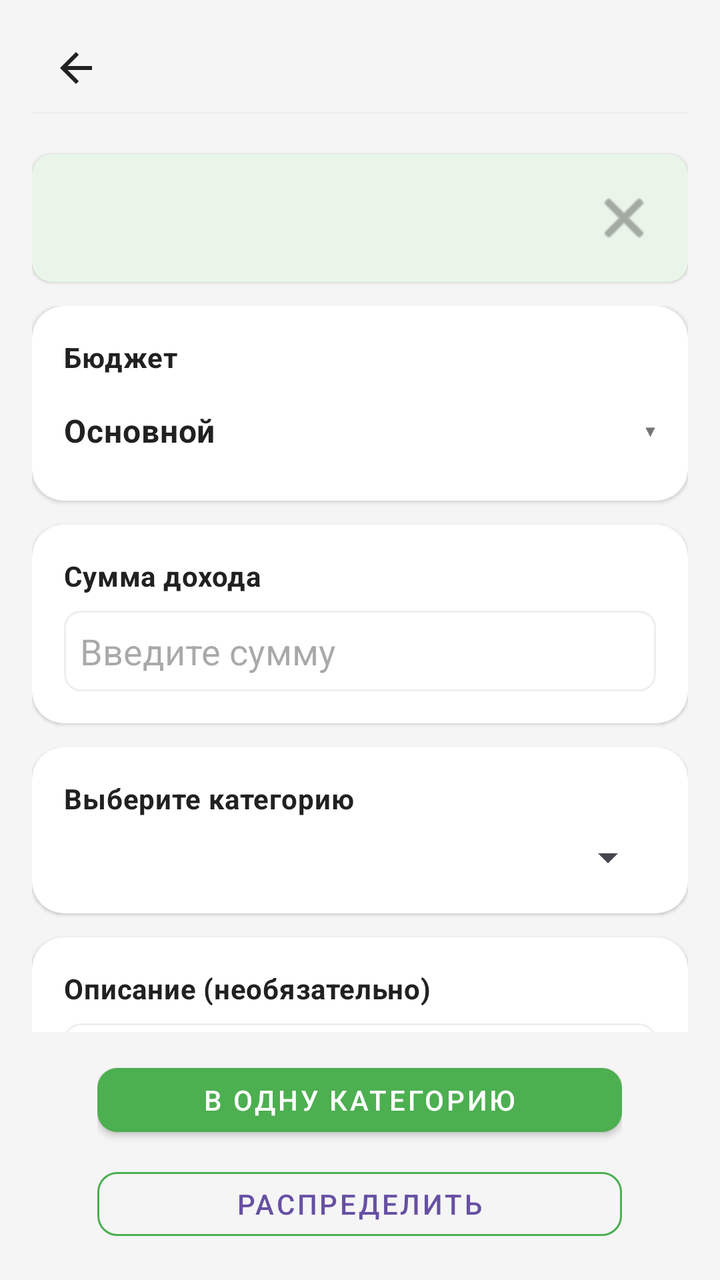
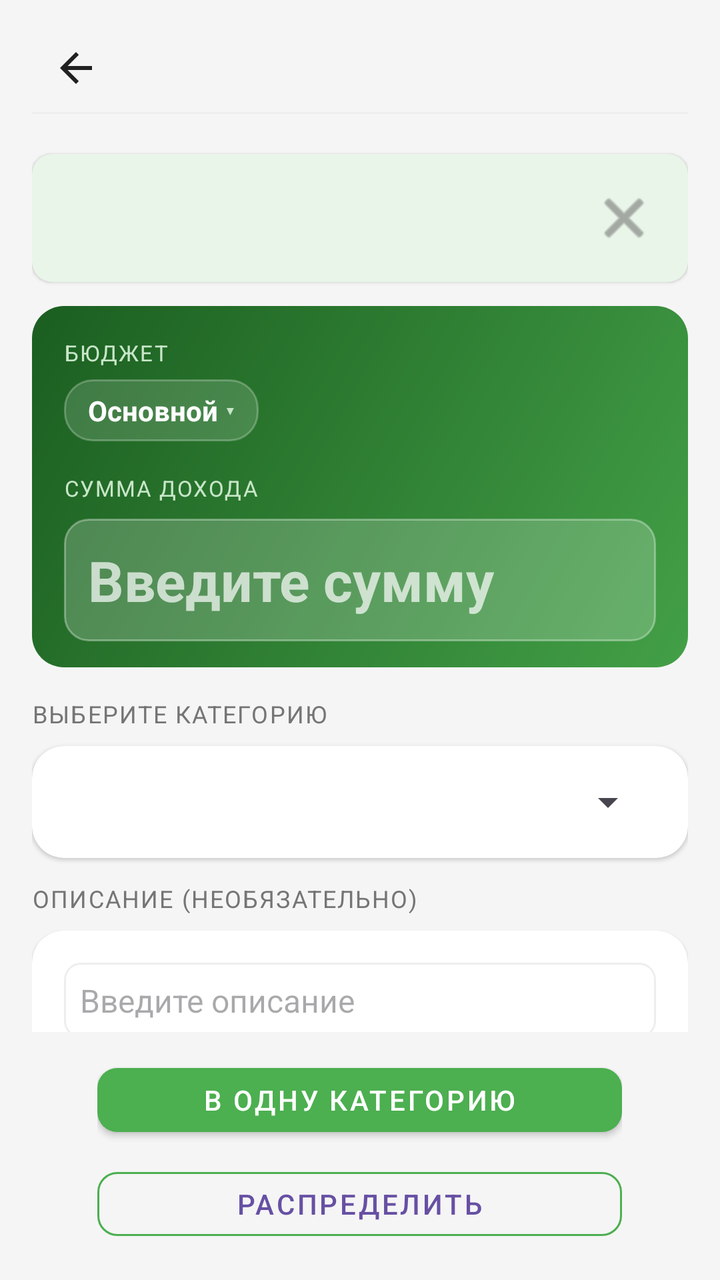

Two renders of the same Android screen: before a commit and after it. Below are the layout's source before the change and the commit's diff.
<!-- AndroidManifest.xml: application theme Theme.MyBudget -->
<!-- res/layout/activity_income.xml -->
<?xml version="1.0" encoding="utf-8"?>
<LinearLayout xmlns:android="http://schemas.android.com/apk/res/android" xmlns:app="http://schemas.android.com/apk/res-auto"
    android:orientation="vertical"
    android:id="@+id/incomeRoot"
    android:background="@color/background_light"
    android:paddingLeft="@dimen/space_16"
    android:paddingTop="@dimen/space_12"
    android:paddingRight="@dimen/space_16"
    android:paddingBottom="@dimen/space_8"
    android:layout_width="match_parent"
    android:layout_height="match_parent"
    android:paddingHorizontal="@dimen/space_16">
    <include
        android:layout_width="match_parent"
        android:layout_height="wrap_content"
        android:layout_marginBottom="@dimen/space_12"
        layout="@layout/include_screen_header"/>
    <include
        android:id="@+id/incomeHint"
        android:layout_width="match_parent"
        android:layout_height="wrap_content"
        android:layout_marginBottom="@dimen/space_12"
        layout="@layout/include_dismissible_hint"/>
    <androidx.core.widget.NestedScrollView
        android:id="@+id/incomeScroll"
        android:clipToPadding="false"
        android:layout_width="match_parent"
        android:layout_height="0dp"
        android:fillViewport="true"
        android:layout_weight="1">
        <LinearLayout
            android:orientation="vertical"
            android:paddingBottom="@dimen/space_16"
            android:layout_width="match_parent"
            android:layout_height="wrap_content">
            <include layout="@layout/include_transaction_budget_picker"/>
            <androidx.cardview.widget.CardView
                android:layout_width="match_parent"
                android:layout_height="wrap_content"
                android:layout_marginBottom="@dimen/space_12"
                style="@style/Card.MyBudget.Surface">
                <LinearLayout
                    android:orientation="vertical"
                    android:padding="@dimen/space_16"
                    android:layout_width="match_parent"
                    android:layout_height="wrap_content">
                    <TextView
                        android:textSize="14sp"
                        android:layout_width="wrap_content"
                        android:layout_height="wrap_content"
                        android:layout_marginBottom="@dimen/space_8"
                        android:text="@string/income_amount_label"
                        style="@style/Text.MyBudget.Section"/>
                    <EditText
                        android:textSize="18sp"
                        android:textColor="@color/text_primary"
                        android:id="@+id/incomeAmount"
                        android:background="@drawable/edittext_border"
                        android:padding="@dimen/space_8"
                        android:layout_width="match_parent"
                        android:layout_height="wrap_content"
                        android:hint="@string/income_amount_hint"
                        android:inputType="numberDecimal"/>
                </LinearLayout>
            </androidx.cardview.widget.CardView>
            <androidx.cardview.widget.CardView
                android:layout_width="match_parent"
                android:layout_height="wrap_content"
                android:layout_marginBottom="@dimen/space_12"
                style="@style/Card.MyBudget.Surface">
                <LinearLayout
                    android:orientation="vertical"
                    android:padding="@dimen/space_16"
                    android:layout_width="match_parent"
                    android:layout_height="wrap_content">
                    <TextView
                        android:textSize="14sp"
                        android:layout_width="wrap_content"
                        android:layout_height="wrap_content"
                        android:layout_marginBottom="@dimen/space_8"
                        android:text="@string/income_category_label"
                        style="@style/Text.MyBudget.Section"/>
                    <Spinner
                        android:id="@+id/incomeCategory"
                        android:padding="@dimen/space_8"
                        android:layout_width="match_parent"
                        android:layout_height="wrap_content"/>
                    <TextView
                        android:textSize="14sp"
                        android:id="@+id/selectedBalanceText"
                        android:visibility="gone"
                        android:layout_width="match_parent"
                        android:layout_height="wrap_content"
                        android:layout_marginTop="@dimen/space_8"
                        style="@style/Text.MyBudget.Subtitle"/>
                </LinearLayout>
            </androidx.cardview.widget.CardView>
            <androidx.cardview.widget.CardView
                android:layout_width="match_parent"
                android:layout_height="wrap_content"
                android:layout_marginBottom="@dimen/space_16"
                style="@style/Card.MyBudget.Surface">
                <LinearLayout
                    android:orientation="vertical"
                    android:padding="@dimen/space_16"
                    android:layout_width="match_parent"
                    android:layout_height="wrap_content">
                    <TextView
                        android:textSize="14sp"
                        android:layout_width="wrap_content"
                        android:layout_height="wrap_content"
                        android:layout_marginBottom="@dimen/space_8"
                        android:text="@string/income_description_label"
                        style="@style/Text.MyBudget.Section"/>
                    <EditText
                        android:textSize="16sp"
                        android:textColor="@color/text_primary"
                        android:id="@+id/incomeDescription"
                        android:background="@drawable/edittext_border"
                        android:padding="@dimen/space_8"
                        android:layout_width="match_parent"
                        android:layout_height="wrap_content"
                        android:hint="@string/income_description_hint"/>
                </LinearLayout>
            </androidx.cardview.widget.CardView>
        </LinearLayout>
    </androidx.core.widget.NestedScrollView>
    <LinearLayout
        android:orientation="horizontal"
        android:paddingTop="@dimen/space_12"
        android:paddingBottom="@dimen/space_8"
        android:layout_width="match_parent"
        android:layout_height="wrap_content">
        <Space
            android:layout_width="0dp"
            android:layout_height="1dp"
            android:layout_weight="0.1"/>
        <LinearLayout
            android:orientation="vertical"
            android:layout_width="0dp"
            android:layout_height="wrap_content"
            android:layout_weight="0.8">
            <com.google.android.material.button.MaterialButton
                android:id="@+id/saveIncomeButton"
                android:layout_width="match_parent"
                android:layout_height="wrap_content"
                android:minHeight="@dimen/touch_min_size"
                android:text="@string/income_save_single"
                app:backgroundTint="@color/income_green"
                app:cornerRadius="@dimen/radius_10"
                style="@style/Widget.MaterialComponents.Button"/>
            <com.google.android.material.button.MaterialButton
                android:id="@+id/distributeIncomeButton"
                android:layout_width="match_parent"
                android:layout_height="wrap_content"
                android:layout_marginTop="@dimen/space_8"
                android:minHeight="@dimen/touch_min_size"
                android:text="@string/income_distribute_multi"
                app:cornerRadius="@dimen/radius_10"
                app:strokeColor="@color/income_green"
                style="@style/Widget.MaterialComponents.Button.OutlinedButton"/>
        </LinearLayout>
        <Space
            android:layout_width="0dp"
            android:layout_height="1dp"
            android:layout_weight="0.1"/>
    </LinearLayout>
</LinearLayout>
<!-- res/layout/include_screen_header.xml (included above) -->
<?xml version="1.0" encoding="utf-8"?>
<LinearLayout xmlns:android="http://schemas.android.com/apk/res/android"
    android:layout_width="match_parent"
    android:layout_height="wrap_content"
    android:orientation="vertical">

    <include layout="@layout/include_compact_toolbar" />

    <View
        android:layout_width="match_parent"
        android:layout_height="1dp"
        android:layout_marginBottom="@dimen/space_8"
        android:background="@color/border_light" />
</LinearLayout>
<!-- res/layout/include_dismissible_hint.xml (included above) -->
<?xml version="1.0" encoding="utf-8"?>
<androidx.cardview.widget.CardView xmlns:android="http://schemas.android.com/apk/res/android" xmlns:app="http://schemas.android.com/apk/res-auto"
    android:id="@+id/screenHintCard"
    android:layout_width="match_parent"
    android:layout_height="wrap_content"
    android:layout_marginBottom="@dimen/space_8"
    app:cardBackgroundColor="@color/primary_green_light"
    style="@style/Card.MyBudget.Surface.Small">
    <LinearLayout
        android:orientation="vertical"
        android:padding="@dimen/space_10"
        android:layout_width="match_parent"
        android:layout_height="wrap_content">
        <LinearLayout
            android:gravity="center_vertical"
            android:orientation="horizontal"
            android:layout_width="match_parent"
            android:layout_height="wrap_content">
            <TextView
                android:textSize="13sp"
                android:textColor="@color/text_primary"
                android:id="@+id/screenHintText"
                android:layout_width="0dp"
                android:layout_height="wrap_content"
                android:layout_weight="1"
                android:lineSpacingExtra="@dimen/space_2"
                style="@style/Text.MyBudget.Subtitle"/>
            <ImageButton
                android:id="@+id/screenHintDismiss"
                android:background="?attr/selectableItemBackgroundBorderless"
                android:padding="@dimen/space_8"
                android:layout_width="@dimen/touch_min_size"
                android:layout_height="@dimen/touch_min_size"
                android:src="@android:drawable/ic_menu_close_clear_cancel"
                android:contentDescription="@string/hint_dismiss"
                app:tint="@color/text_secondary"/>
        </LinearLayout>
        <TextView
            android:textSize="12sp"
            android:textColor="@color/budget_blue"
            android:id="@+id/screenHintHelp"
            android:background="?attr/selectableItemBackground"
            android:paddingTop="@dimen/space_2"
            android:paddingBottom="@dimen/space_2"
            android:focusable="true"
            android:visibility="gone"
            android:clickable="true"
            android:layout_width="wrap_content"
            android:layout_height="wrap_content"
            android:layout_marginTop="@dimen/space_4"
            android:text="@string/hint_open_help"
            android:paddingVertical="@dimen/space_2"
            style="@style/Text.MyBudget.Subtitle"/>
    </LinearLayout>
</androidx.cardview.widget.CardView>
<!-- res/layout/include_transaction_budget_picker.xml (included above) -->
<?xml version="1.0" encoding="utf-8"?>
<androidx.cardview.widget.CardView xmlns:android="http://schemas.android.com/apk/res/android"
    android:layout_width="match_parent"
    android:layout_height="wrap_content"
    android:layout_marginBottom="@dimen/space_12"
    style="@style/Card.MyBudget.Surface">
    <LinearLayout
        android:orientation="vertical"
        android:padding="@dimen/space_16"
        android:layout_width="match_parent"
        android:layout_height="wrap_content">
        <TextView
            android:textSize="14sp"
            android:layout_width="wrap_content"
            android:layout_height="wrap_content"
            android:layout_marginBottom="@dimen/space_8"
            android:text="@string/transaction_budget_label"
            style="@style/Text.MyBudget.Section"/>
        <LinearLayout
            android:gravity="center_vertical"
            android:orientation="horizontal"
            android:id="@+id/transactionBudgetPicker"
            android:background="?android:attr/selectableItemBackground"
            android:paddingTop="@dimen/space_8"
            android:paddingBottom="@dimen/space_8"
            android:focusable="true"
            android:clickable="true"
            android:layout_width="match_parent"
            android:layout_height="wrap_content"
            android:paddingVertical="@dimen/space_8">
            <TextView
                android:textSize="16sp"
                android:id="@+id/transactionBudgetNameText"
                android:layout_width="0dp"
                android:layout_height="wrap_content"
                android:text="@string/budget_profiles_default_name"
                android:layout_weight="1"
                style="@style/Text.MyBudget.Title"/>
            <TextView
                android:textSize="16sp"
                android:textColor="@color/text_secondary"
                android:layout_width="wrap_content"
                android:layout_height="wrap_content"
                android:text="@string/ui_chevron_down"
                android:layout_marginStart="@dimen/space_8"/>
        </LinearLayout>
    </LinearLayout>
</androidx.cardview.widget.CardView>
<!-- res/layout/include_compact_toolbar.xml (included above) -->
<?xml version="1.0" encoding="utf-8"?>
<LinearLayout xmlns:android="http://schemas.android.com/apk/res/android" xmlns:app="http://schemas.android.com/apk/res-auto"
    android:gravity="center_vertical"
    android:orientation="horizontal"
    android:id="@+id/screenHeaderRoot"
    android:layout_width="match_parent"
    android:layout_height="wrap_content"
    android:minHeight="@dimen/touch_min_size">
    <ImageButton
        android:id="@+id/screenHeaderBack"
        android:background="?attr/selectableItemBackgroundBorderless"
        android:padding="@dimen/space_8"
        android:layout_width="@dimen/touch_min_size"
        android:layout_height="@dimen/touch_min_size"
        android:src="@drawable/ic_arrow_back"
        android:scaleType="centerInside"
        android:contentDescription="@string/nav_back"
        app:tint="@color/text_primary"/>
    <TextView
        android:textSize="18sp"
        android:id="@+id/screenHeaderEmoji"
        android:visibility="gone"
        android:layout_width="wrap_content"
        android:layout_height="wrap_content"
        android:layout_marginStart="@dimen/space_2"/>
    <TextView
        android:textSize="20sp"
        android:ellipsize="end"
        android:id="@+id/screenHeaderTitle"
        android:layout_width="0dp"
        android:layout_height="wrap_content"
        android:maxLines="1"
        android:layout_weight="1"
        android:layout_marginStart="@dimen/space_4"
        style="@style/Text.MyBudget.Title"/>
    <ImageButton
        android:id="@+id/screenHeaderAction"
        android:background="?attr/selectableItemBackgroundBorderless"
        android:padding="@dimen/space_8"
        android:visibility="gone"
        android:layout_width="@dimen/touch_min_size"
        android:layout_height="@dimen/touch_min_size"
        android:src="@android:drawable/ic_menu_more"
        android:contentDescription="@string/transactions_more_menu"
        app:tint="@color/text_secondary"/>
    <ImageButton
        android:id="@+id/screenHeaderActionSecondary"
        android:background="?attr/selectableItemBackgroundBorderless"
        android:padding="@dimen/space_8"
        android:visibility="gone"
        android:layout_width="@dimen/touch_min_size"
        android:layout_height="@dimen/touch_min_size"
        android:src="@android:drawable/ic_menu_search"
        android:contentDescription="@string/transactions_search_submit"
        app:tint="@color/budget_blue"/>
</LinearLayout>
<!-- resources referenced by this layout -->
<resources>
  <color name="background_light">#f5f5f5</color>
  <color name="border_light">#eeeeee</color>
  <color name="budget_blue">#2196f3</color>
  <color name="income_green">#4caf50</color>
  <color name="primary_green_light">#e8f5e8</color>
  <color name="text_primary">#212121</color>
  <color name="text_secondary">#757575</color>
  <dimen name="radius_10">10dp</dimen>
  <dimen name="space_10">10dp</dimen>
  <dimen name="space_12">12dp</dimen>
  <dimen name="space_16">16dp</dimen>
  <dimen name="space_2">2dp</dimen>
  <dimen name="space_4">4dp</dimen>
  <dimen name="space_8">8dp</dimen>
  <dimen name="touch_min_size">44dp</dimen>
  <string name="hint_dismiss">Скрыть подсказку</string>
  <string name="income_amount_hint">Введите сумму</string>
  <string name="income_amount_label">Сумма дохода</string>
  <string name="income_distribute_multi">Распределить</string>
  <string name="income_save_single">В одну категорию</string>
  <string name="nav_back">Назад</string>
  <string name="transaction_budget_label">Бюджет</string>
  <string name="transactions_more_menu">Дополнительно</string>
  <string name="transactions_search_submit">Искать</string>
  <string name="ui_chevron_down">▾</string>
  <style name="Text.MyBudget.Section" parent="@style/Text.MyBudget">
      <item name="android:textSize">16sp</item>
      <item name="android:textStyle">bold</item>
      <item name="android:textColor">@color/text_primary</item>
    </style>
  <color name="card_background_white">#ffffff</color>
  <dimen name="radius_8">8dp</dimen>
  <dimen name="radius_16">16dp</dimen>
  <dimen name="card_elevation_low">1dp</dimen>
  <color name="md_theme_onPrimary">#ffffff</color>
  <color name="md_theme_onSurface">#1d1b20</color>
  <color name="md_theme_outline">#79747e</color>
  <color name="md_theme_primary">#6750a4</color>
  <color name="md_theme_surface">#ffffff</color>
  <color name="md_theme_surfaceVariant">#e7e0ec</color>
  <!-- unchanged entries left out for length: 14 -->
</resources>

<!-- the commit's change to res/layout/activity_income.xml (unified diff, before → after) -->
@@ -33,7 +33,84 @@
             android:paddingBottom="@dimen/space_16"
             android:layout_width="match_parent"
             android:layout_height="wrap_content">
-            <include layout="@layout/include_transaction_budget_picker"/>
+            <androidx.cardview.widget.CardView
+                android:layout_width="match_parent"
+                android:layout_height="wrap_content"
+                android:layout_marginBottom="@dimen/space_12"
+                app:cardBackgroundColor="@android:color/transparent"
+                app:cardElevation="0dp">
+                <LinearLayout
+                    android:layout_width="match_parent"
+                    android:layout_height="wrap_content"
+                    android:background="@drawable/transaction_hero_card_bg_income"
+                    android:orientation="vertical"
+                    android:padding="@dimen/space_16">
+                    <TextView
+                        android:layout_width="wrap_content"
+                        android:layout_height="wrap_content"
+                        android:letterSpacing="0.06"
+                        android:text="@string/transaction_budget_label"
+                        android:textAllCaps="true"
+                        android:textColor="@color/transaction_hero_text_secondary"
+                        android:textSize="11sp" />
+                    <LinearLayout
+                        android:id="@+id/transactionBudgetPicker"
+                        android:layout_width="wrap_content"
+                        android:layout_height="wrap_content"
+                        android:layout_marginTop="@dimen/space_6"
+                        android:background="@drawable/main_hero_profile_chip"
+                        android:clickable="true"
+                        android:focusable="true"
+                        android:gravity="center_vertical"
+                        android:orientation="horizontal"
+                        android:paddingHorizontal="@dimen/space_12"
+                        android:paddingVertical="@dimen/space_6">
+                        <TextView
+                            android:id="@+id/transactionBudgetNameText"
+                            android:layout_width="wrap_content"
+                            android:layout_height="wrap_content"
+                            android:text="@string/budget_profiles_default_name"
+                            android:textColor="@color/transaction_hero_text_primary"
+                            android:textSize="14sp"
+                            android:textStyle="bold" />
+                        <TextView
+                            android:layout_width="wrap_content"
+                            android:layout_height="wrap_content"
+                            android:layout_marginStart="@dimen/space_4"
+                            android:text="@string/ui_chevron_down"
+                            android:textColor="@color/transaction_hero_text_secondary"
+                            android:textSize="12sp" />
+                    </LinearLayout>
+                    <TextView
+                        android:layout_width="wrap_content"
+                        android:layout_height="wrap_content"
+                        android:layout_marginTop="@dimen/space_16"
+                        android:letterSpacing="0.06"
+                        android:text="@string/income_amount_label"
+                        android:textAllCaps="true"
+                        android:textColor="@color/transaction_hero_text_secondary"
+                        android:textSize="11sp" />
+                    <EditText
+                        android:id="@+id/incomeAmount"
+                        android:layout_width="match_parent"
+                        android:layout_height="wrap_content"
+                        android:layout_marginTop="@dimen/space_8"
+                        android:background="@drawable/transaction_hero_amount_field"
+                        android:hint="@string/income_amount_hint"
+                        android:inputType="numberDecimal"
+                        android:padding="@dimen/space_12"
+                        android:textColor="@color/transaction_hero_text_primary"
+                        android:textColorHint="@color/transaction_hero_text_hint"
+                        android:textSize="28sp"
+                        android:textStyle="bold" />
+                </LinearLayout>
+            </androidx.cardview.widget.CardView>
+            <TextView
+                android:layout_width="match_parent"
+                android:layout_height="wrap_content"
+                android:layout_marginBottom="@dimen/space_8"
+                android:text="@string/income_category_label"
+                style="@style/Text.MyBudget.SectionLabel" />
             <androidx.cardview.widget.CardView
                 android:layout_width="match_parent"
                 android:layout_height="wrap_content"
@@ -44,42 +121,6 @@
                     android:padding="@dimen/space_16"
                     android:layout_width="match_parent"
                     android:layout_height="wrap_content">
-                    <TextView
-                        android:textSize="14sp"
-                        android:layout_width="wrap_content"
-                        android:layout_height="wrap_content"
-                        android:layout_marginBottom="@dimen/space_8"
-                        android:text="@string/income_amount_label"
-                        style="@style/Text.MyBudget.Section"/>
-                    <EditText
-                        android:textSize="18sp"
-                        android:textColor="@color/text_primary"
-                        android:id="@+id/incomeAmount"
-                        android:background="@drawable/edittext_border"
-                        android:padding="@dimen/space_8"
-                        android:layout_width="match_parent"
-                        android:layout_height="wrap_content"
-                        android:hint="@string/income_amount_hint"
-                        android:inputType="numberDecimal"/>
-                </LinearLayout>
-            </androidx.cardview.widget.CardView>
-            <androidx.cardview.widget.CardView
-                android:layout_width="match_parent"
-                android:layout_height="wrap_content"
-                android:layout_marginBottom="@dimen/space_12"
-                style="@style/Card.MyBudget.Surface">
-                <LinearLayout
-                    android:orientation="vertical"
-                    android:padding="@dimen/space_16"
-                    android:layout_width="match_parent"
-                    android:layout_height="wrap_content">
-                    <TextView
-                        android:textSize="14sp"
-                        android:layout_width="wrap_content"
-                        android:layout_height="wrap_content"
-                        android:layout_marginBottom="@dimen/space_8"
-                        android:text="@string/income_category_label"
-                        style="@style/Text.MyBudget.Section"/>
                     <Spinner
                         android:id="@+id/incomeCategory"
                         android:padding="@dimen/space_8"
@@ -95,6 +136,12 @@
                         style="@style/Text.MyBudget.Subtitle"/>
                 </LinearLayout>
             </androidx.cardview.widget.CardView>
+            <TextView
+                android:layout_width="match_parent"
+                android:layout_height="wrap_content"
+                android:layout_marginBottom="@dimen/space_8"
+                android:text="@string/income_description_label"
+                style="@style/Text.MyBudget.SectionLabel"/>
             <androidx.cardview.widget.CardView
                 android:layout_width="match_parent"
                 android:layout_height="wrap_content"
@@ -105,13 +152,6 @@
                     android:padding="@dimen/space_16"
                     android:layout_width="match_parent"
                     android:layout_height="wrap_content">
-                    <TextView
-                        android:textSize="14sp"
-                        android:layout_width="wrap_content"
-                        android:layout_height="wrap_content"
-                        android:layout_marginBottom="@dimen/space_8"
-                        android:text="@string/income_description_label"
-                        style="@style/Text.MyBudget.Section"/>
                     <EditText
                         android:textSize="16sp"
                         android:textColor="@color/text_primary"
@@ -235,55 +275,6 @@
             android:text="@string/hint_open_help"
             android:paddingVertical="@dimen/space_2"
             style="@style/Text.MyBudget.Subtitle"/>
-    </LinearLayout>
-</androidx.cardview.widget.CardView>
-<!-- res/layout/include_transaction_budget_picker.xml (included above) -->
-<?xml version="1.0" encoding="utf-8"?>
-<androidx.cardview.widget.CardView xmlns:android="http://schemas.android.com/apk/res/android"
-    android:layout_width="match_parent"
-    android:layout_height="wrap_content"
-    android:layout_marginBottom="@dimen/space_12"
-    style="@style/Card.MyBudget.Surface">
-    <LinearLayout
-        android:orientation="vertical"
-        android:padding="@dimen/space_16"
-        android:layout_width="match_parent"
-        android:layout_height="wrap_content">
-        <TextView
-            android:textSize="14sp"
-            android:layout_width="wrap_content"
-            android:layout_height="wrap_content"
-            android:layout_marginBottom="@dimen/space_8"
-            android:text="@string/transaction_budget_label"
-            style="@style/Text.MyBudget.Section"/>
-        <LinearLayout
-            android:gravity="center_vertical"
-            android:orientation="horizontal"
-            android:id="@+id/transactionBudgetPicker"
-            android:background="?android:attr/selectableItemBackground"
-            android:paddingTop="@dimen/space_8"
-            android:paddingBottom="@dimen/space_8"
-            android:focusable="true"
-            android:clickable="true"
-            android:layout_width="match_parent"
-            android:layout_height="wrap_content"
-            android:paddingVertical="@dimen/space_8">
-            <TextView
-                android:textSize="16sp"
-                android:id="@+id/transactionBudgetNameText"
-                android:layout_width="0dp"
-                android:layout_height="wrap_content"
-                android:text="@string/budget_profiles_default_name"
-                android:layout_weight="1"
-                style="@style/Text.MyBudget.Title"/>
-            <TextView
-                android:textSize="16sp"
-                android:textColor="@color/text_secondary"
-                android:layout_width="wrap_content"
-                android:layout_height="wrap_content"
-                android:text="@string/ui_chevron_down"
-                android:layout_marginStart="@dimen/space_8"/>
-        </LinearLayout>
     </LinearLayout>
 </androidx.cardview.widget.CardView>
 <!-- res/layout/include_compact_toolbar.xml (included above) -->
<!-- resource entries referenced after the edit -->
@@ -7,14 +7,59 @@
   <color name="primary_green_light">#e8f5e8</color>
   <color name="text_primary">#212121</color>
   <color name="text_secondary">#757575</color>
+  <color name="transaction_hero_text_hint">#b3ffffff</color>
+  <color name="transaction_hero_text_primary">#ffffff</color>
+  <color name="transaction_hero_text_secondary">#c8e6c9</color>
   <dimen name="radius_10">10dp</dimen>
   <dimen name="space_10">10dp</dimen>
   <dimen name="space_12">12dp</dimen>
   <dimen name="space_16">16dp</dimen>
   <dimen name="space_2">2dp</dimen>
   <dimen name="space_4">4dp</dimen>
+  <dimen name="space_6">6dp</dimen>
   <dimen name="space_8">8dp</dimen>
   <dimen name="touch_min_size">44dp</dimen>
+  <!-- drawable main_hero_profile_chip (drawable) -->
+  <?xml version="1.0" encoding="utf-8"?>
+  <shape xmlns:android="http://schemas.android.com/apk/res/android">
+      <solid android:color="#26FFFFFF" />
+      <stroke
+          android:width="1dp"
+          android:color="#40FFFFFF" />
+      <corners android:radius="@dimen/radius_14" />
+  </shape>
+  <!-- drawable transaction_hero_amount_field (drawable) -->
+  <?xml version="1.0" encoding="utf-8"?>
+  <shape xmlns:android="http://schemas.android.com/apk/res/android">
+      <solid android:color="#33FFFFFF" />
+      <stroke
+          android:width="1dp"
+          android:color="#55FFFFFF" />
+      <corners android:radius="@dimen/radius_12" />
+  </shape>
+  <!-- drawable transaction_hero_card_bg_income (drawable) -->
+  <?xml version="1.0" encoding="utf-8"?>
+  <layer-list xmlns:android="http://schemas.android.com/apk/res/android">
+      <item
+          android:bottom="3dp"
+          android:left="1dp"
+          android:right="1dp">
+          <shape android:shape="rectangle">
+              <solid android:color="#40000000" />
+              <corners android:radius="@dimen/radius_16" />
+          </shape>
+      </item>
+      <item android:bottom="3dp">
+          <shape android:shape="rectangle">
+              <gradient
+                  android:angle="135"
+                  android:endColor="@color/transaction_hero_income_end"
+                  android:startColor="@color/transaction_hero_income_start"
+                  android:type="linear" />
+              <corners android:radius="@dimen/radius_16" />
+          </shape>
+      </item>
+  </layer-list>
   <string name="hint_dismiss">Скрыть подсказку</string>
   <string name="income_amount_hint">Введите сумму</string>
   <string name="income_amount_label">Сумма дохода</string>
@@ -25,14 +70,19 @@
   <string name="transactions_more_menu">Дополнительно</string>
   <string name="transactions_search_submit">Искать</string>
   <string name="ui_chevron_down">▾</string>
-  <style name="Text.MyBudget.Section" parent="@style/Text.MyBudget">
-      <item name="android:textSize">16sp</item>
-      <item name="android:textStyle">bold</item>
-      <item name="android:textColor">@color/text_primary</item>
+  <style name="Text.MyBudget.SectionLabel" parent="@style/Text.MyBudget">
+      <item name="android:textSize">12sp</item>
+      <item name="android:textColor">@color/text_secondary</item>
+      <item name="android:textAllCaps">true</item>
+      <item name="android:letterSpacing">0.06</item>
     </style>
   <color name="card_background_white">#ffffff</color>
   <dimen name="radius_8">8dp</dimen>
+  <dimen name="radius_14">14dp</dimen>
+  <dimen name="radius_12">12dp</dimen>
   <dimen name="radius_16">16dp</dimen>
+  <color name="transaction_hero_income_end">#1b5e20</color>
+  <color name="transaction_hero_income_start">#43a047</color>
   <dimen name="card_elevation_low">1dp</dimen>
   <color name="md_theme_onPrimary">#ffffff</color>
   <color name="md_theme_onSurface">#1d1b20</color>
